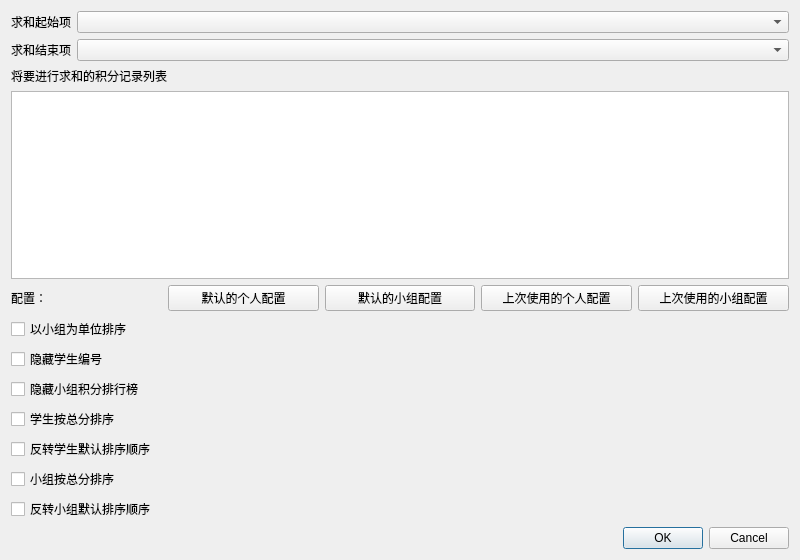
The window that ui/sum_export_dialog.ui (fz1251/ClassScoreManager) describes before a commit, drawn with Qt 5.
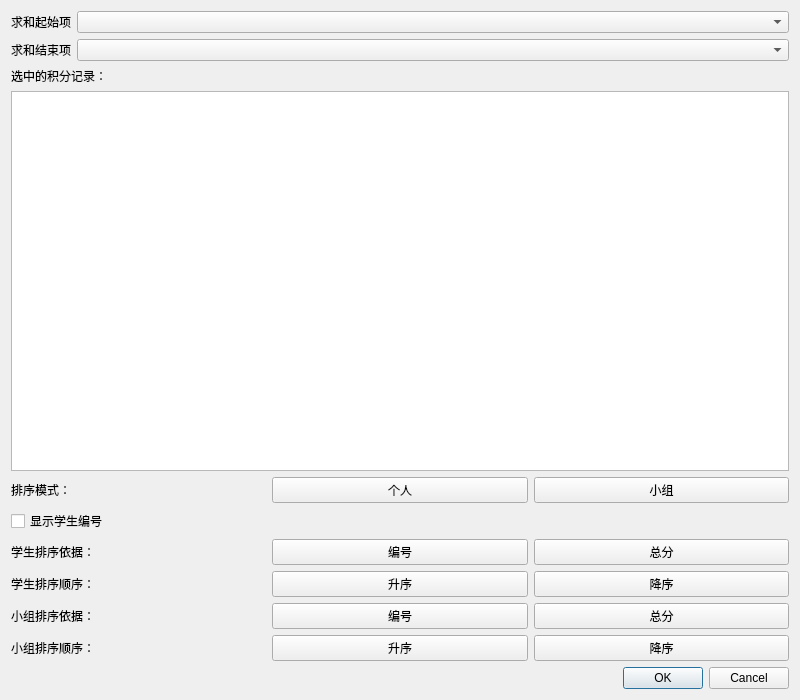
The same window after the commit.

Commit message:
feat:完成了积分统计的底层数据结构重构，相应修改了对话框样式
Warning:此版本存储格式与之前不兼容！

The edit to the form file:
```diff
--- a/ui/sum_export_dialog.ui
+++ b/ui/sum_export_dialog.ui
@@ -7,15 +7,13 @@
     <x>0</x>
     <y>0</y>
     <width>800</width>
-    <height>560</height>
+    <height>700</height>
    </rect>
   </property>
   <property name="windowTitle">
    <string>Dialog</string>
   </property>
-  <layout class="QVBoxLayout" name="verticalLayout_2">
-   <item>
-    <layout class="QVBoxLayout" name="verticalLayout" stretch="0,0,0,0,0,0,0,0,0,0,0">
+  <layout class="QVBoxLayout" name="verticalLayout">
      <item>
       <layout class="QFormLayout" name="formLayout">
        <item row="0" column="0">
@@ -43,7 +41,7 @@
      <item>
       <widget class="QLabel" name="label_RecordList">
        <property name="text">
-        <string>将要进行求和的积分记录列表</string>
+      <string>选中的积分记录：</string>
        </property>
       </widget>
      </item>
@@ -55,86 +53,158 @@
        <item>
         <widget class="QLabel" name="label_config">
          <property name="text">
-          <string>配置：</string>
+        <string>排序模式：</string>
          </property>
         </widget>
        </item>
        <item>
         <widget class="QPushButton" name="studentDefaultBtn">
          <property name="text">
-          <string>默认的个人配置</string>
-         </property>
+        <string>个人</string>
+       </property>
+       <property name="checkable">
+        <bool>true</bool>
+       </property>
         </widget>
        </item>
        <item>
         <widget class="QPushButton" name="groupDefaultBtn">
          <property name="text">
-          <string>默认的小组配置</string>
-         </property>
-        </widget>
-       </item>
+        <string>小组</string>
+       </property>
+       <property name="checkable">
+        <bool>true</bool>
+       </property>
+      </widget>
+     </item>
+    </layout>
+   </item>
        <item>
-        <widget class="QPushButton" name="studentPreviousBtn">
+    <widget class="QCheckBox" name="box_showStudentNumber">
          <property name="text">
-          <string>上次使用的个人配置</string>
+      <string>显示学生编号</string>
          </property>
         </widget>
        </item>
        <item>
-        <widget class="QPushButton" name="groupPreviousBtn">
+    <layout class="QHBoxLayout" name="horizontalLayout_1">
+     <item>
+      <widget class="QLabel" name="label_1">
          <property name="text">
-          <string>上次使用的小组配置</string>
+        <string>学生排序依据：</string>
          </property>
         </widget>
        </item>
+     <item>
+      <widget class="QPushButton" name="btn_studentNo">
+       <property name="text">
+        <string>编号</string>
+       </property>
+       <property name="checkable">
+        <bool>true</bool>
+       </property>
+      </widget>
+     </item>
+     <item>
+      <widget class="QPushButton" name="btn_studentScore">
+       <property name="text">
+        <string>总分</string>
+       </property>
+       <property name="checkable">
+        <bool>true</bool>
+       </property>
+      </widget>
+     </item>
       </layout>
      </item>
      <item>
-      <widget class="QCheckBox" name="box_SortAsGroup">
+    <layout class="QHBoxLayout" name="horizontalLayout_2">
+     <item>
+      <widget class="QLabel" name="label_2">
        <property name="text">
-        <string>以小组为单位排序</string>
+        <string>学生排序顺序：</string>
        </property>
       </widget>
      </item>
      <item>
-      <widget class="QCheckBox" name="box_HideStudentNumber">
+      <widget class="QPushButton" name="btn_studentAsc">
        <property name="text">
-        <string>隐藏学生编号</string>
+        <string>升序</string>
        </property>
+       <property name="checkable">
+        <bool>true</bool>
+       </property>
       </widget>
      </item>
      <item>
-      <widget class="QCheckBox" name="box_HideGroupPreview">
+      <widget class="QPushButton" name="btn_studentDesc">
        <property name="text">
-        <string>隐藏小组积分排行榜</string>
+        <string>降序</string>
        </property>
+       <property name="checkable">
+        <bool>true</bool>
+       </property>
       </widget>
      </item>
+    </layout>
+   </item>
      <item>
-      <widget class="QCheckBox" name="box_SortByStudentSum">
+    <layout class="QHBoxLayout" name="horizontalLayout_3">
+     <item>
+      <widget class="QLabel" name="label_3">
        <property name="text">
-        <string>学生按总分排序</string>
+        <string>小组排序依据：</string>
        </property>
       </widget>
      </item>
      <item>
-      <widget class="QCheckBox" name="box_FlipStudentSortOrder">
+      <widget class="QPushButton" name="btn_groupNo">
        <property name="text">
-        <string>反转学生默认排序顺序</string>
+        <string>编号</string>
        </property>
+       <property name="checkable">
+        <bool>true</bool>
+       </property>
       </widget>
      </item>
      <item>
-      <widget class="QCheckBox" name="box_SortByGroupSum">
+      <widget class="QPushButton" name="btn_groupScore">
        <property name="text">
-        <string>小组按总分排序</string>
+        <string>总分</string>
        </property>
+       <property name="checkable">
+        <bool>true</bool>
+       </property>
       </widget>
      </item>
+    </layout>
+   </item>
      <item>
-      <widget class="QCheckBox" name="box_FlipGroupSortOrder">
+    <layout class="QHBoxLayout" name="horizontalLayout_4">
+     <item>
+      <widget class="QLabel" name="label_4">
        <property name="text">
-        <string>反转小组默认排序顺序</string>
+        <string>小组排序顺序：</string>
+       </property>
+      </widget>
+     </item>
+     <item>
+      <widget class="QPushButton" name="btn_groupAsc">
+       <property name="text">
+        <string>升序</string>
+       </property>
+       <property name="checkable">
+        <bool>true</bool>
+       </property>
+      </widget>
+     </item>
+     <item>
+      <widget class="QPushButton" name="btn_groupDesc">
+       <property name="text">
+        <string>降序</string>
+       </property>
+       <property name="checkable">
+        <bool>true</bool>
        </property>
       </widget>
      </item>
```
Left out of the diff: 22 changed lines with no effect on the pictures. Lines whose indentation alone changed are shown as unchanged. The commit also changes 8 other files.
